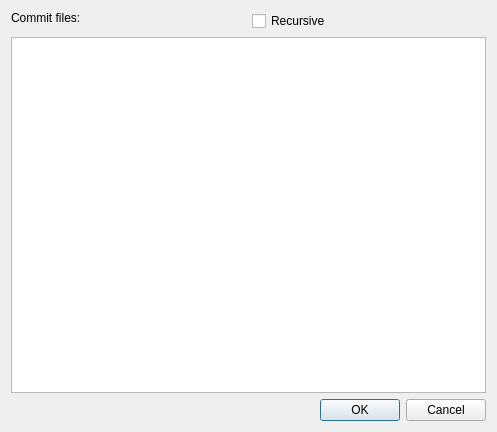
KDE/kdevelop, file kdevplatform/vcs/widgets/vcscommitdialog.ui: the form before one commit.
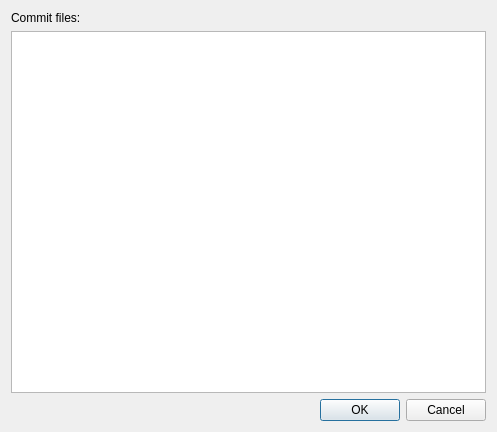
The form after the commit.

Commit message:
VcsCommitDialog: remove the ineffectual checkbox Recursive
The Recursive checkbox is referenced only by the two functions
VcsCommitDialog::setRecursive() and VcsCommitDialog::recursive(), which
are never invoked themselves. Furthermore, the Recursive option is not
needed in the commit dialog. So remove the checkbox.

Change the type of the dialog's layout from QGridLayout to QVBoxLayout
because the grid was used only to place the Recursive checkbox to the
right of the "Commit files:" label.

Patch:
```diff
--- a/kdevplatform/vcs/widgets/vcscommitdialog.ui
+++ b/kdevplatform/vcs/widgets/vcscommitdialog.ui
@@ -16,8 +16,8 @@
   <property name="windowTitle">
    <string comment="@title:window">Select Files to Commit</string>
   </property>
-  <layout class="QGridLayout" name="gridLayout">
-   <item row="1" column="0">
+  <layout class="QVBoxLayout" name="verticalLayout">
+   <item>
     <widget class="QLabel" name="label_2">
      <property name="text">
       <string comment="@label:listbox">Commit files:</string>
@@ -27,17 +27,7 @@
      </property>
     </widget>
    </item>
-   <item row="1" column="1">
-    <widget class="QCheckBox" name="recursiveChk">
-     <property name="text">
-      <string comment="@option:check">Recursive</string>
-     </property>
-     <property name="shortcut">
-      <string/>
-     </property>
-    </widget>
-   </item>
-   <item row="2" column="0" colspan="2">
+   <item>
     <widget class="QTreeView" name="files">
      <property name="editTriggers">
       <set>QAbstractItemView::NoEditTriggers</set>
@@ -47,7 +37,7 @@
      </property>
     </widget>
    </item>
-   <item row="3" column="0" colspan="2">
+   <item>
     <widget class="QDialogButtonBox" name="buttonBox">
      <property name="standardButtons">
       <set>QDialogButtonBox::Cancel|QDialogButtonBox::Ok</set>
```
The commit also changes 2 other files.
